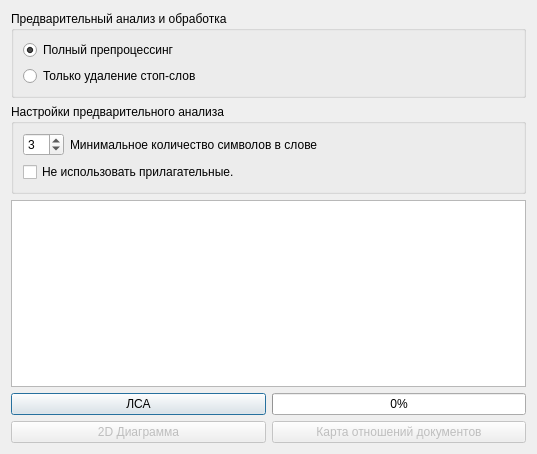
First picture: the form in sources/DialogConfigLSA.ui, repository AndreyTulyakov/TextStageProcessor, before the edit.
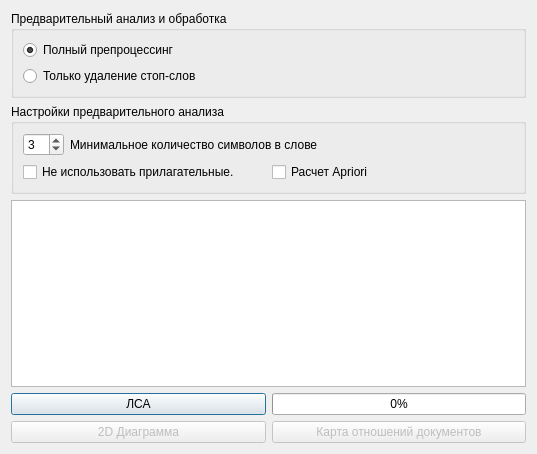
Second picture: the form after the edit.

Commit message: Переделал Apriori и встроил в задачи ЛСА и Расчета критериев.

```diff
--- a/sources/DialogConfigLSA.ui
+++ b/sources/DialogConfigLSA.ui
@@ -86,6 +86,13 @@
           </property>
          </widget>
         </item>
+        <item>
+         <widget class="QCheckBox" name="checkBoxNeedApriori">
+          <property name="text">
+           <string>Расчет Apriori</string>
+          </property>
+         </widget>
+        </item>
        </layout>
       </item>
      </layout>
```
The commit also changes 9 other files.
